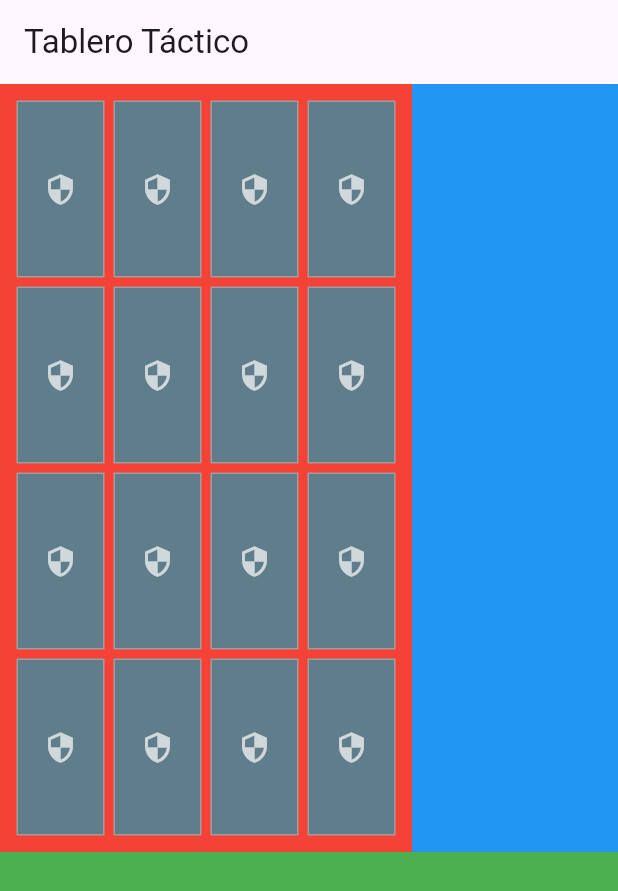
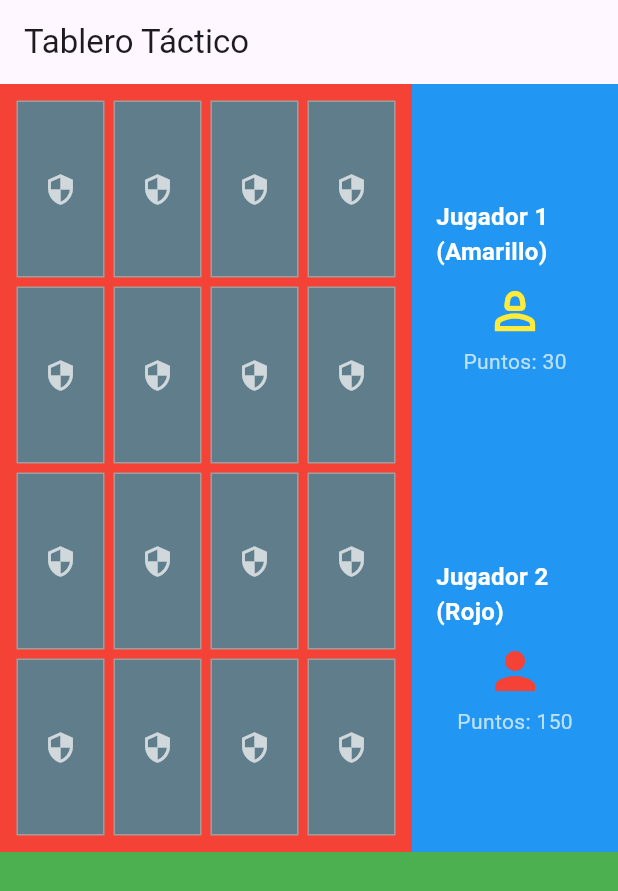
Before and after one commit to yerayduran/Desarrollo-de-interfaces-2026-2027, a Flutter app: the screen it shows after launch, on a phone screen of 412 x 824 dp. Shown: the top 891 px of the screen. Run offline on Flutter 3.47's test engine with Material 3 defaults, Android fonts, the phone set to English and light mode, and no system bars.

Commit message:
Tercer sprint de la actividad (jugadores, iconos y puntuacion aunque no se si la puntuacion va en texto o por variables{preguntar mañana a Carmelo})

```diff
--- a/Ejercicio de tablero tactico/lib/tablero_game/tablero_game_screen.dart
+++ b/Ejercicio de tablero tactico/lib/tablero_game/tablero_game_screen.dart
@@ -18,7 +18,7 @@ class TableroGameScreen extends StatelessWidget {
               crossAxisAlignment: CrossAxisAlignment.stretch,
               children: [
                 Expanded(flex: 2, child: Container(
-                  padding: const EdgeInsets.all(8.0),
+                  padding: const EdgeInsets.all(8),
                   decoration: BoxDecoration(
                     color:Colors.red,
                   ),
@@ -30,7 +30,7 @@ class TableroGameScreen extends StatelessWidget {
                           children: List.generate(4, (col) {
                             return Expanded(
                               child: Container(
-                                  margin: const EdgeInsets.all(3.0),
+                                margin: const EdgeInsets.all(3),
                                 decoration: BoxDecoration(
                                   color: Colors.blueGrey,
                                   border: Border.all(color: Colors.grey),
@@ -39,7 +39,7 @@ class TableroGameScreen extends StatelessWidget {
                                   child: Icon(
                                     Icons.security,
                                     color: Colors.white70,
-                                      size: 22.0,
+                                    size: 22,
                                   ),
                                 ),
                               ),
@@ -54,7 +54,71 @@ class TableroGameScreen extends StatelessWidget {
 
 
                 Expanded(
-                  child: Container(color: Colors.blue),
+                  child: Container(
+                    padding: const EdgeInsets.all(16),
+                    decoration: const BoxDecoration(
+                      color: Colors.blue,
+                    ),
+                    child: Column(
+                      mainAxisAlignment: MainAxisAlignment.center,
+                      children: [
+                        Expanded(
+                          child: Column(
+                            mainAxisAlignment: MainAxisAlignment.center,
+                            children: const [
+                              Text(
+                                'Jugador 1 (Amarillo)',
+                                style: TextStyle(
+                                  color: Colors.white,
+                                  fontWeight: FontWeight.bold,
+                                  fontSize: 16,
+                                ),
+                              ),
+                              SizedBox(height: 8),
+                              Icon(
+                                Icons.person_2_outlined,
+                                color: Colors.yellow,
+                                size: 40,
+                              ),
+                              SizedBox(height: 4),
+                              Text(
+                                'Puntos: 30',
+                                style: TextStyle(color: Colors.white70),
+                              ),
+                            ],
+                          ),
+                        ),
+
+
+                        Expanded(
+                          child: Column(
+                            mainAxisAlignment: MainAxisAlignment.center,
+                            children: const [
+                              Text(
+                                'Jugador 2 (Rojo)',
+                                style: TextStyle(
+                                  color: Colors.white,
+                                  fontWeight: FontWeight.bold,
+                                  fontSize: 16,
+                                ),
+                              ),
+                              SizedBox(height: 8),
+                              Icon(
+                                Icons.person,
+                                color: Colors.red,
+                                size: 40,
+                              ),
+                              SizedBox(height: 4),
+                              Text(
+                                'Puntos: 150',
+                                style: TextStyle(color: Colors.white70),
+                              ),
+                            ],
+                          ),
+                        ),
+                      ],
+                    ),
+                  ),
                 ),
               ],
             ),
```
Lines whose indentation alone changed are shown as unchanged.
